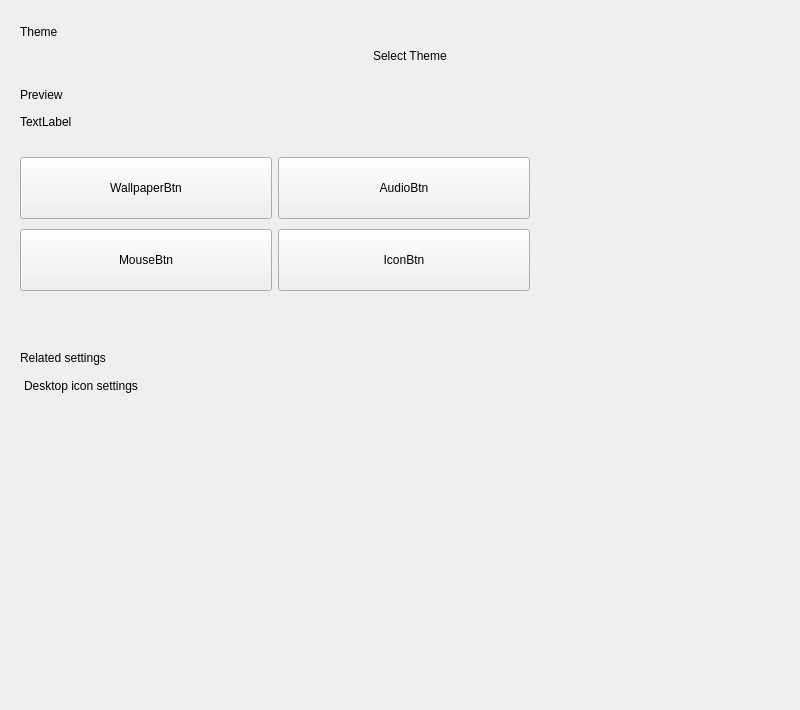
First picture: the form in plugins/personalized/theme/theme.ui, repository ukui/ukui-control-center, before the edit.
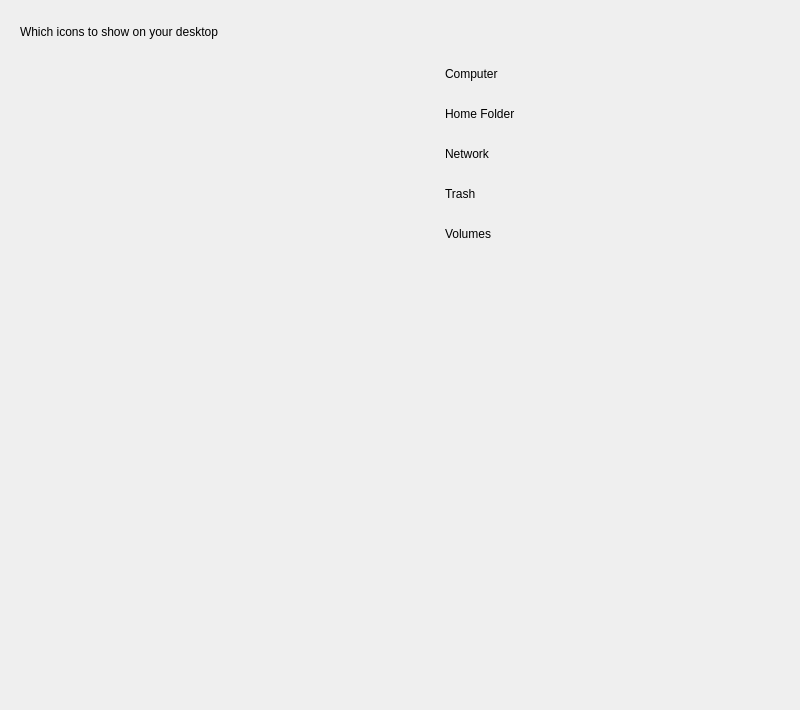
Second picture: the form after the edit. The open tabs and pages were chosen to show the change.

```diff
--- a/plugins/personalized/theme/theme.ui
+++ b/plugins/personalized/theme/theme.ui
@@ -358,6 +358,384 @@
        </item>
       </layout>
      </widget>
+     <widget class="QWidget" name="page">
+      <layout class="QVBoxLayout" name="verticalLayout_4">
+       <property name="spacing">
+        <number>20</number>
+       </property>
+       <property name="leftMargin">
+        <number>20</number>
+       </property>
+       <property name="topMargin">
+        <number>25</number>
+       </property>
+       <property name="rightMargin">
+        <number>0</number>
+       </property>
+       <property name="bottomMargin">
+        <number>0</number>
+       </property>
+       <item>
+        <widget class="QLabel" name="label_4">
+         <property name="sizePolicy">
+          <sizepolicy hsizetype="Fixed" vsizetype="Fixed">
+           <horstretch>0</horstretch>
+           <verstretch>0</verstretch>
+          </sizepolicy>
+         </property>
+         <property name="text">
+          <string>Which icons to show on your desktop</string>
+         </property>
+         <property name="scaledContents">
+          <bool>true</bool>
+         </property>
+         <property name="stylesize" stdset="0">
+          <string notr="true">title1#</string>
+         </property>
+        </widget>
+       </item>
+       <item>
+        <spacer name="verticalSpacer_5">
+         <property name="orientation">
+          <enum>Qt::Vertical</enum>
+         </property>
+         <property name="sizeType">
+          <enum>QSizePolicy::Fixed</enum>
+         </property>
+         <property name="sizeHint" stdset="0">
+          <size>
+           <width>20</width>
+           <height>5</height>
+          </size>
+         </property>
+        </spacer>
+       </item>
+       <item>
+        <layout class="QHBoxLayout" name="computerHLayout">
+         <property name="spacing">
+          <number>12</number>
+         </property>
+         <item>
+          <widget class="QLabel" name="computerIconLabel">
+           <property name="sizePolicy">
+            <sizepolicy hsizetype="Fixed" vsizetype="Fixed">
+             <horstretch>0</horstretch>
+             <verstretch>0</verstretch>
+            </sizepolicy>
+           </property>
+           <property name="text">
+            <string/>
+           </property>
+           <property name="scaledContents">
+            <bool>true</bool>
+           </property>
+          </widget>
+         </item>
+         <item>
+          <widget class="QLabel" name="label_7">
+           <property name="sizePolicy">
+            <sizepolicy hsizetype="Fixed" vsizetype="Fixed">
+             <horstretch>0</horstretch>
+             <verstretch>0</verstretch>
+            </sizepolicy>
+           </property>
+           <property name="minimumSize">
+            <size>
+             <width>100</width>
+             <height>0</height>
+            </size>
+           </property>
+           <property name="maximumSize">
+            <size>
+             <width>100</width>
+             <height>16777215</height>
+            </size>
+           </property>
+           <property name="text">
+            <string>Computer</string>
+           </property>
+           <property name="scaledContents">
+            <bool>true</bool>
+           </property>
+          </widget>
+         </item>
+         <item>
+          <spacer name="horizontalSpacer_5">
+           <property name="orientation">
+            <enum>Qt::Horizontal</enum>
+           </property>
+           <property name="sizeType">
+            <enum>QSizePolicy::Fixed</enum>
+           </property>
+           <property name="sizeHint" stdset="0">
+            <size>
+             <width>50</width>
+             <height>20</height>
+            </size>
+           </property>
+          </spacer>
+         </item>
+        </layout>
+       </item>
+       <item>
+        <layout class="QHBoxLayout" name="homefolderHLayout">
+         <property name="spacing">
+          <number>12</number>
+         </property>
+         <item>
+          <widget class="QLabel" name="homefolderIconLabel">
+           <property name="sizePolicy">
+            <sizepolicy hsizetype="Fixed" vsizetype="Fixed">
+             <horstretch>0</horstretch>
+             <verstretch>0</verstretch>
+            </sizepolicy>
+           </property>
+           <property name="text">
+            <string/>
+           </property>
+          </widget>
+         </item>
+         <item>
+          <widget class="QLabel" name="label_9">
+           <property name="sizePolicy">
+            <sizepolicy hsizetype="Fixed" vsizetype="Fixed">
+             <horstretch>0</horstretch>
+             <verstretch>0</verstretch>
+            </sizepolicy>
+           </property>
+           <property name="minimumSize">
+            <size>
+             <width>100</width>
+             <height>0</height>
+            </size>
+           </property>
+           <property name="maximumSize">
+            <size>
+             <width>100</width>
+             <height>16777215</height>
+            </size>
+           </property>
+           <property name="text">
+            <string>Home Folder</string>
+           </property>
+          </widget>
+         </item>
+         <item>
+          <spacer name="horizontalSpacer_6">
+           <property name="orientation">
+            <enum>Qt::Horizontal</enum>
+           </property>
+           <property name="sizeType">
+            <enum>QSizePolicy::Fixed</enum>
+           </property>
+           <property name="sizeHint" stdset="0">
+            <size>
+             <width>50</width>
+             <height>20</height>
+            </size>
+           </property>
+          </spacer>
+         </item>
+        </layout>
+       </item>
+       <item>
+        <layout class="QHBoxLayout" name="networkHLayout">
+         <property name="spacing">
+          <number>12</number>
+         </property>
+         <item>
+          <widget class="QLabel" name="networkIconLabel">
+           <property name="sizePolicy">
+            <sizepolicy hsizetype="Fixed" vsizetype="Fixed">
+             <horstretch>0</horstretch>
+             <verstretch>0</verstretch>
+            </sizepolicy>
+           </property>
+           <property name="text">
+            <string/>
+           </property>
+          </widget>
+         </item>
+         <item>
+          <widget class="QLabel" name="label_11">
+           <property name="sizePolicy">
+            <sizepolicy hsizetype="Fixed" vsizetype="Fixed">
+             <horstretch>0</horstretch>
+             <verstretch>0</verstretch>
+            </sizepolicy>
+           </property>
+           <property name="minimumSize">
+            <size>
+             <width>100</width>
+             <height>0</height>
+            </size>
+           </property>
+           <property name="maximumSize">
+            <size>
+             <width>100</width>
+             <height>16777215</height>
+            </size>
+           </property>
+           <property name="text">
+            <string>Network</string>
+           </property>
+          </widget>
+         </item>
+         <item>
+          <spacer name="horizontalSpacer_7">
+           <property name="orientation">
+            <enum>Qt::Horizontal</enum>
+           </property>
+           <property name="sizeType">
+            <enum>QSizePolicy::Fixed</enum>
+           </property>
+           <property name="sizeHint" stdset="0">
+            <size>
+             <width>50</width>
+             <height>20</height>
+            </size>
+           </property>
+          </spacer>
+         </item>
+        </layout>
+       </item>
+       <item>
+        <layout class="QHBoxLayout" name="trashHLayout">
+         <property name="spacing">
+          <number>12</number>
+         </property>
+         <item>
+          <widget class="QLabel" name="trashIconLabel">
+           <property name="sizePolicy">
+            <sizepolicy hsizetype="Fixed" vsizetype="Fixed">
+             <horstretch>0</horstretch>
+             <verstretch>0</verstretch>
+            </sizepolicy>
+           </property>
+           <property name="text">
+            <string/>
+           </property>
+          </widget>
+         </item>
+         <item>
+          <widget class="QLabel" name="label_13">
+           <property name="sizePolicy">
+            <sizepolicy hsizetype="Fixed" vsizetype="Fixed">
+             <horstretch>0</horstretch>
+             <verstretch>0</verstretch>
+            </sizepolicy>
+           </property>
+           <property name="minimumSize">
+            <size>
+             <width>100</width>
+             <height>0</height>
+            </size>
+           </property>
+           <property name="maximumSize">
+            <size>
+             <width>100</width>
+             <height>16777215</height>
+            </size>
+           </property>
+           <property name="text">
+            <string>Trash</string>
+           </property>
+          </widget>
+         </item>
+         <item>
+          <spacer name="horizontalSpacer_8">
+           <property name="orientation">
+            <enum>Qt::Horizontal</enum>
+           </property>
+           <property name="sizeType">
+            <enum>QSizePolicy::Fixed</enum>
+           </property>
+           <property name="sizeHint" stdset="0">
+            <size>
+             <width>50</width>
+             <height>20</height>
+            </size>
+           </property>
+          </spacer>
+         </item>
+        </layout>
+       </item>
+       <item>
+        <layout class="QHBoxLayout" name="volumesHLayout">
+         <property name="spacing">
+          <number>12</number>
+         </property>
+         <item>
+          <widget class="QLabel" name="volumesIconLabel">
+           <property name="sizePolicy">
+            <sizepolicy hsizetype="Fixed" vsizetype="Fixed">
+             <horstretch>0</horstretch>
+             <verstretch>0</verstretch>
+            </sizepolicy>
+           </property>
+           <property name="text">
+            <string/>
+           </property>
+          </widget>
+         </item>
+         <item>
+          <widget class="QLabel" name="label_15">
+           <property name="sizePolicy">
+            <sizepolicy hsizetype="Fixed" vsizetype="Fixed">
+             <horstretch>0</horstretch>
+             <verstretch>0</verstretch>
+            </sizepolicy>
+           </property>
+           <property name="minimumSize">
+            <size>
+             <width>100</width>
+             <height>0</height>
+            </size>
+           </property>
+           <property name="maximumSize">
+            <size>
+             <width>100</width>
+             <height>16777215</height>
+            </size>
+           </property>
+           <property name="text">
+            <string>Volumes</string>
+           </property>
+          </widget>
+         </item>
+         <item>
+          <spacer name="horizontalSpacer_9">
+           <property name="orientation">
+            <enum>Qt::Horizontal</enum>
+           </property>
+           <property name="sizeType">
+            <enum>QSizePolicy::Fixed</enum>
+           </property>
+           <property name="sizeHint" stdset="0">
+            <size>
+             <width>50</width>
+             <height>20</height>
+            </size>
+           </property>
+          </spacer>
+         </item>
+        </layout>
+       </item>
+       <item>
+        <spacer name="verticalSpacer_6">
+         <property name="orientation">
+          <enum>Qt::Vertical</enum>
+         </property>
+         <property name="sizeHint" stdset="0">
+          <size>
+           <width>20</width>
+           <height>40</height>
+          </size>
+         </property>
+        </spacer>
+       </item>
+      </layout>
+     </widget>
     </widget>
    </item>
   </layout>
```
Left out of the diff: 2 changed lines with no effect on the pictures.
